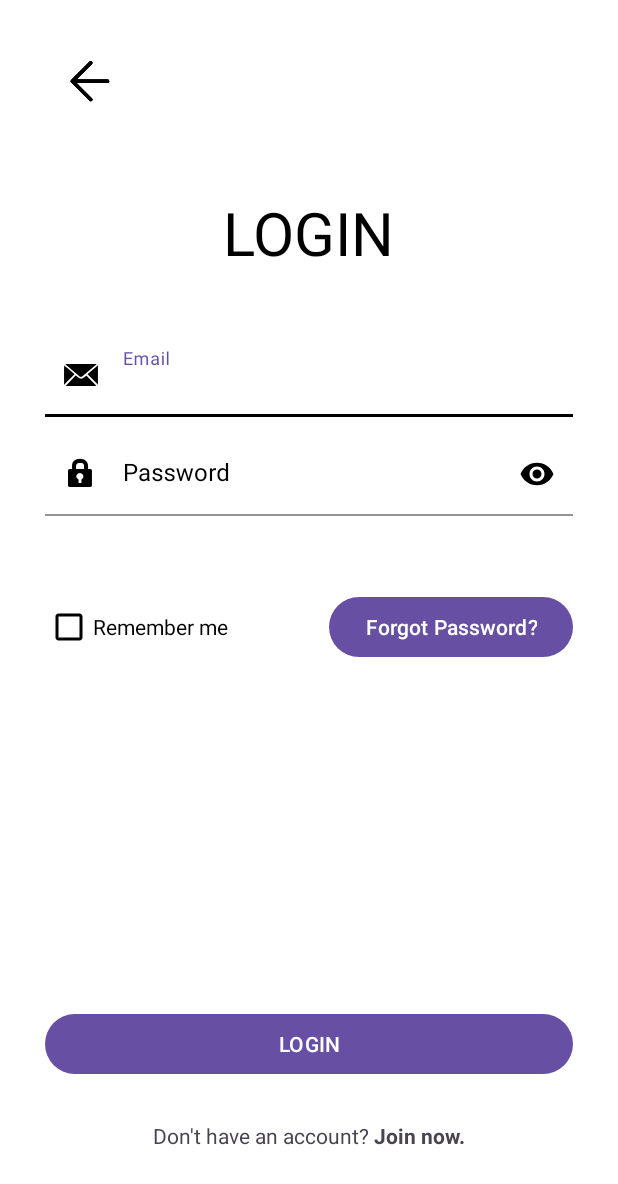
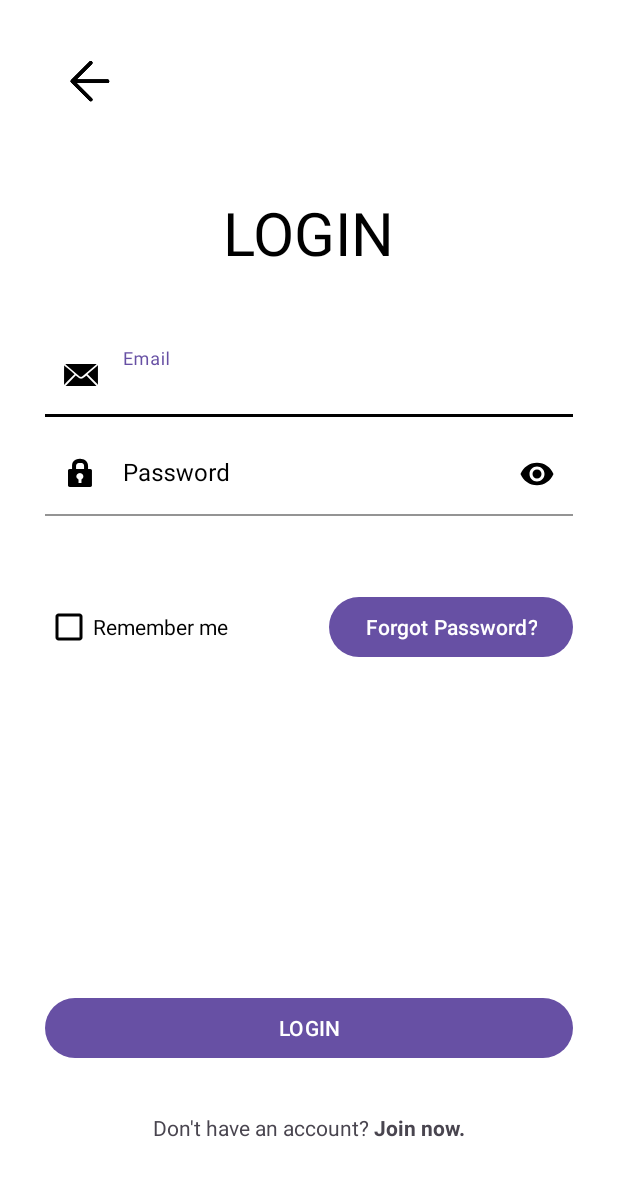
Before and after one commit to dmcgithub315/FoodDeliveryService, an Android app: the screen it shows after launch (LoginActivity), on a phone screen of 412 x 824 dp. Shown: the top 1184 px of the screen. Run offline under Robolectric (Android 15) with nearby library versions, the phone set to English and light mode, and no system bars.

Commit message:
merge branch TrungCQ into thanhdq

```diff
--- a/app/build.gradle.kts
+++ b/app/build.gradle.kts
@@ -27,9 +27,10 @@ android {
         }
     }
     compileOptions {
-        sourceCompatibility = JavaVersion.VERSION_1_8
-        targetCompatibility = JavaVersion.VERSION_1_8
+        sourceCompatibility = JavaVersion.VERSION_17
+        targetCompatibility = JavaVersion.VERSION_17
     }
+    buildToolsVersion = "34.0.0"
 }
 
 dependencies {
--- a/app/src/main/java/com/example/food_delivery_service/activity/LoginActivity.java
+++ b/app/src/main/java/com/example/food_delivery_service/activity/LoginActivity.java
@@ -28,9 +28,9 @@ public class LoginActivity extends AppCompatActivity {
         setContentView(R.layout.login_user_main);
 
         // Get the email and password from the input fields
-        EditText emailField = findViewById(R.id.profile_user_oldpwd);
-        EditText passwordField = findViewById(R.id.profile_user_newpwd);
-        Button signInButton = findViewById(R.id.button_signin);
+        EditText emailField = findViewById(R.id.email_login);
+        EditText passwordField = findViewById(R.id.password);
+        Button signInButton = findViewById(R.id.login_user_main_buttonLogin);
 
         signInButton.setOnClickListener(new View.OnClickListener() {
             @Override
--- a/app/src/main/res/layout/login_user_main.xml
+++ b/app/src/main/res/layout/login_user_main.xml
@@ -2,6 +2,7 @@
 <androidx.constraintlayout.widget.ConstraintLayout xmlns:android="http://schemas.android.com/apk/res/android"
     xmlns:app="http://schemas.android.com/apk/res-auto"
     xmlns:tools="http://schemas.android.com/tools"
+    android:id="@+id/password_login"
     android:layout_width="match_parent"
     android:layout_height="match_parent"
     android:layout_gravity="center"
@@ -49,6 +50,7 @@
         app:startIconTint="@color/black_black">
 
         <com.google.android.material.textfield.TextInputEditText
+            android:id="@+id/email_login"
             android:layout_width="match_parent"
             android:layout_height="wrap_content"
             android:inputType="textEmailAddress" />
@@ -79,6 +81,7 @@
         app:startIconTint="@color/black_black">
 
         <com.google.android.material.textfield.TextInputEditText
+            android:id="@+id/password"
             android:layout_width="match_parent"
             android:layout_height="wrap_content"
             android:inputType="textPassword" />
@@ -98,6 +101,8 @@
             style="@style/Widget.AppCompat.CompoundButton.CheckBox"
             android:layout_width="wrap_content"
             android:layout_height="wrap_content"
+            android:minWidth="48dp"
+            android:minHeight="48dp"
             android:layout_centerVertical="true"
             android:buttonTint="@color/black_black"
             android:text="Remember me"
@@ -125,8 +130,10 @@
 
         app:layout_constraintBottom_toBottomOf="parent"
         app:layout_constraintEnd_toEndOf="parent"
+        app:layout_constraintHorizontal_bias="0.0"
         app:layout_constraintStart_toStartOf="parent"
-        app:layout_constraintTop_toBottomOf="@+id/forget_password_block" />
+        app:layout_constraintTop_toBottomOf="@+id/forget_password_block"
+        app:layout_constraintVertical_bias="0.431" />
 
     <LinearLayout
         android:layout_width="match_parent"
--- a/app/src/main/res/layout/login_user_register_screen3.xml
+++ b/app/src/main/res/layout/login_user_register_screen3.xml
@@ -62,7 +62,6 @@
             android:id="@+id/country_code_picker"
             android:layout_width="match_parent"
             android:layout_height="wrap_content"
-            android:background="@drawable/black_border"
             android:padding="7dp"
             app:ccp_defaultNameCode="VN"
             app:ccp_defaultLanguage="VIETNAMESE"
```
